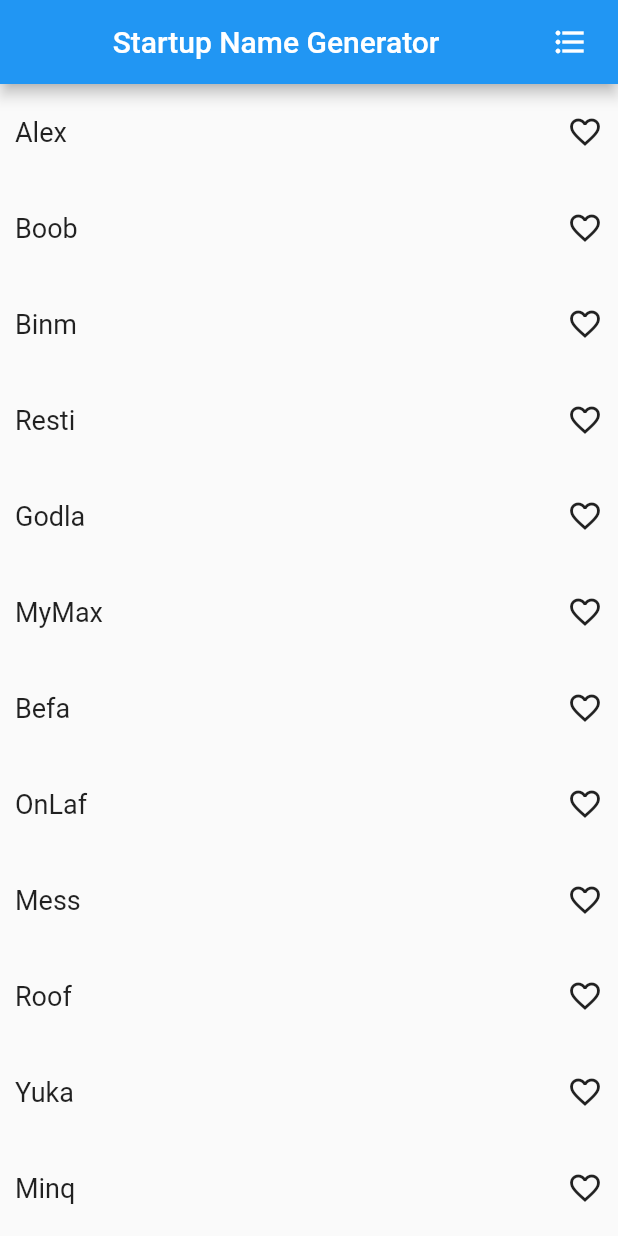
After one commit to linhkhoi-huynh-goldenowl/first-flutter-app, a Flutter app: the screen it shows after launch, on a phone screen of 412 x 824 dp. The commit adds this screen. Run offline on Flutter 3.47's test engine with Material 2 defaults, Android fonts, the phone set to English and light mode, and no system bars.

Commit message:
update cau truc project

```diff
--- /dev/null
+++ b/my_app/lib/screens/main_screen.dart
@@ -0,0 +1,55 @@
+import 'package:flutter/material.dart';
+
+import '../widgets/info_item.dart';
+import 'favorite_screen.dart';
+
+class MainScreen extends StatefulWidget {
+  const MainScreen({Key? key, required this.title}) : super(key: key);
+
+  final String title;
+
+  @override
+  State<MainScreen> createState() => _MainScreenState();
+}
+
+class _MainScreenState extends State<MainScreen> {
+  IconData heart = Icons.favorite_outline;
+
+  @override
+  Widget build(BuildContext context) {
+    return Scaffold(
+        appBar: AppBar(
+          title: Center(child: Text(widget.title)),
+          actions: [
+            Padding(
+                padding: const EdgeInsets.only(right: 20.0),
+                child: GestureDetector(
+                  onTap: () {
+                    Navigator.pushNamed(
+                      context,
+                      FavoriteScreen.routeName,
+                    );
+                  },
+                  child: const Icon(Icons.format_list_bulleted),
+                )),
+          ],
+        ),
+        body: ListView(
+          children: const [
+            InfoItem(name: "Alex"),
+            InfoItem(name: "Boob"),
+            InfoItem(name: "Binm"),
+            InfoItem(name: "Resti"),
+            InfoItem(name: "Godla"),
+            InfoItem(name: "MyMax"),
+            InfoItem(name: "Befa"),
+            InfoItem(name: "OnLaf"),
+            InfoItem(name: "Mess"),
+            InfoItem(name: "Roof"),
+            InfoItem(name: "Yuka"),
+            InfoItem(name: "Minq"),
+            InfoItem(name: "Fuve"),
+          ],
+        ));
+  }
+}
```
Also changed, not shown: my_app/lib/main.dart (+2 -54 lines).
